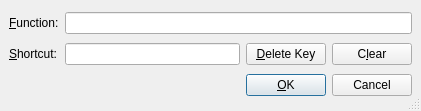
First picture: the form in src/frontends/qt4/ui/ShortcutUi.ui, repository cburschka/lyx, before the edit.
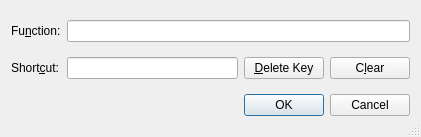
Second picture: the form after the edit. Custom widgets are drawn as their Qt base class.

Commit message: QDialogButtonBox for the remaining dialogs.

```diff
--- a/src/frontends/qt4/ui/ShortcutUi.ui
+++ b/src/frontends/qt4/ui/ShortcutUi.ui
@@ -1,12 +1,12 @@
 <ui version="4.0" >
  <class>shortcutUi</class>
- <widget class="QDialog" name="shortcutUi" >
-  <property name="geometry" >
+ <widget class="QDialog" name="shortcutUi">
+  <property name="geometry">
    <rect>
     <x>0</x>
     <y>0</y>
     <width>421</width>
-    <height>111</height>
+    <height>137</height>
    </rect>
   </property>
   <property name="windowTitle" >
@@ -15,65 +15,20 @@
   <property name="sizeGripEnabled" >
    <bool>true</bool>
   </property>
-  <layout class="QGridLayout" >
-   <property name="margin" >
-    <number>9</number>
-   </property>
-   <property name="spacing" >
-    <number>6</number>
-   </property>
-   <item row="2" column="0" colspan="4" >
-    <layout class="QHBoxLayout" >
-     <property name="margin" >
-      <number>0</number>
+  <layout class="QGridLayout" name="gridLayout">
+   <item row="0" column="0">
+    <widget class="QLabel" name="lfunLBL">
+     <property name="text">
+      <string>Fu&amp;nction:</string>
      </property>
-     <property name="spacing" >
-      <number>6</number>
+     <property name="buddy">
+      <cstring>lfunLE</cstring>
      </property>
-     <item>
-      <spacer>
-       <property name="orientation" >
-        <enum>Qt::Horizontal</enum>
-       </property>
-       <property name="sizeType" >
-        <enum>QSizePolicy::Expanding</enum>
-       </property>
-       <property name="sizeHint" >
-        <size>
-         <width>20</width>
-         <height>20</height>
-        </size>
-       </property>
-      </spacer>
-     </item>
-     <item>
-      <widget class="QPushButton" name="okPB" >
-       <property name="text" >
-        <string>&amp;OK</string>
-       </property>
-       <property name="autoDefault" >
-        <bool>false</bool>
-       </property>
-       <property name="default" >
-        <bool>true</bool>
-       </property>
-      </widget>
-     </item>
-     <item>
-      <widget class="QPushButton" name="cancelPB" >
-       <property name="text" >
-        <string>Cancel</string>
-       </property>
-       <property name="autoDefault" >
-        <bool>false</bool>
-       </property>
-      </widget>
-     </item>
-    </layout>
+    </widget>
    </item>
-   <item row="0" column="1" colspan="3" >
-    <widget class="QLineEdit" name="lfunLE" >
-     <property name="toolTip" >
+   <item row="0" column="1" colspan="3">
+    <widget class="QLineEdit" name="lfunLE">
+     <property name="toolTip">
       <string>Enter LyX function or command sequence</string>
      </property>
      <property name="text" >
@@ -81,9 +36,32 @@
      </property>
     </widget>
    </item>
-   <item row="1" column="2" >
-    <widget class="QPushButton" name="removePB" >
-     <property name="toolTip" >
+   <item row="1" column="0">
+    <widget class="QLabel" name="shortcutLBL">
+     <property name="text">
+      <string>Short&amp;cut:</string>
+     </property>
+     <property name="buddy">
+      <cstring>shortcutWG</cstring>
+     </property>
+    </widget>
+   </item>
+   <item row="1" column="1">
+    <widget class="lyx::frontend::ShortcutWidget" name="shortcutWG">
+     <property name="enabled">
+      <bool>true</bool>
+     </property>
+     <property name="toolTip">
+      <string>Type shortcut after clicking on this field. You can reset the content with the 'Clear' button</string>
+     </property>
+     <property name="text">
+      <string/>
+     </property>
+    </widget>
+   </item>
+   <item row="1" column="2">
+    <widget class="QPushButton" name="removePB">
+     <property name="toolTip">
       <string>Remove last key from the shortcut sequence</string>
      </property>
      <property name="text" >
@@ -91,9 +69,9 @@
      </property>
     </widget>
    </item>
-   <item row="1" column="3" >
-    <widget class="QPushButton" name="clearPB" >
-     <property name="toolTip" >
+   <item row="1" column="3">
+    <widget class="QPushButton" name="clearPB">
+     <property name="toolTip">
       <string>Clear current shortcut</string>
      </property>
      <property name="text" >
@@ -101,36 +79,10 @@
      </property>
     </widget>
    </item>
-   <item row="1" column="0" >
-    <widget class="QLabel" name="shortcutLBL" >
-     <property name="text" >
-      <string>&amp;Shortcut:</string>
-     </property>
-     <property name="buddy" >
-      <cstring>shortcutWG</cstring>
-     </property>
-    </widget>
-   </item>
-   <item row="0" column="0" >
-    <widget class="QLabel" name="lfunLBL" >
-     <property name="text" >
-      <string>&amp;Function:</string>
-     </property>
-     <property name="buddy" >
-      <cstring>lfunLE</cstring>
-     </property>
-    </widget>
-   </item>
-   <item row="1" column="1" >
-    <widget class="lyx::frontend::ShortcutWidget" name="shortcutWG" >
-     <property name="enabled" >
-      <bool>true</bool>
-     </property>
-     <property name="toolTip" >
-      <string>Type shortcut after clicking on this field. You can reset the content with the 'Clear' button</string>
-     </property>
-     <property name="text" >
-      <string/>
+   <item row="2" column="2" colspan="2">
+    <widget class="QDialogButtonBox" name="buttonBox">
+     <property name="standardButtons">
+      <set>QDialogButtonBox::Cancel|QDialogButtonBox::Ok</set>
      </property>
     </widget>
    </item>
```
Left out of the diff: 17 changed lines with no effect on the pictures. The commit also changes 24 other files.
